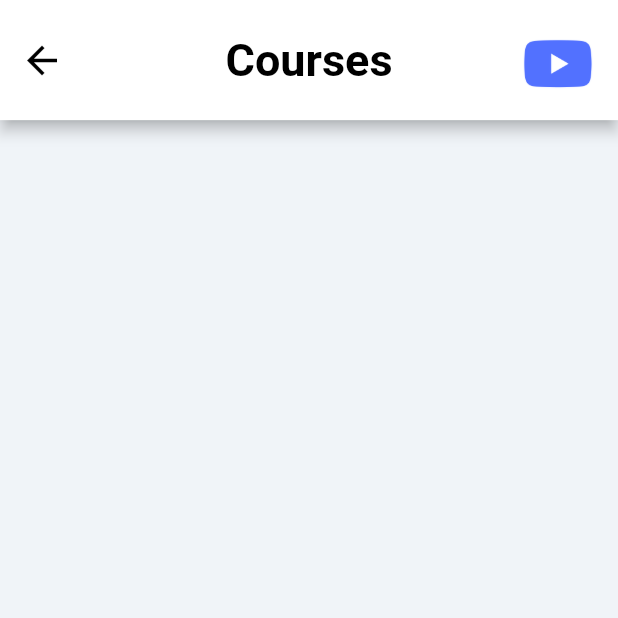
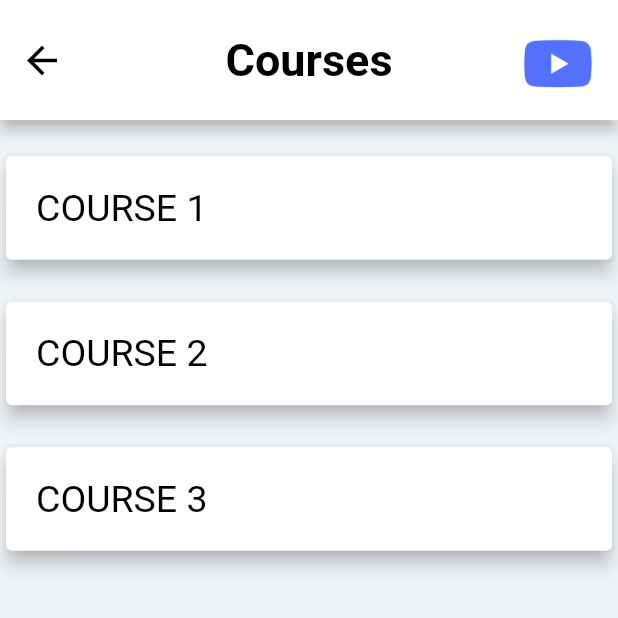
Before and after one commit to Soham-Chakraborty-8455/Edtech_App, a Flutter app: the coursePage screen opened directly, on a phone screen of 412 x 824 dp, the top half of it. Run offline on Flutter 3.47's test engine with Material 2 defaults, Android fonts, the phone set to English and light mode, and no system bars; our stand-ins replace cloud_firestore, firebase_auth, firebase_core, firebase_storage, flutter_heatmap_calendar, percent_indicator and 1 more; accounts and stored records are empty; network calls fail.

Commit message:
Added courses to backend and imported them in specific folders and added a videoplayer for playing those

```diff
--- a/lib/coursePage.dart
+++ b/lib/coursePage.dart
@@ -1,4 +1,7 @@
 import 'package:flutter/material.dart';
+import 'package:edtech_login_page/courses/course1.dart';
+import 'package:edtech_login_page/courses/course2.dart';
+import 'package:edtech_login_page/courses/course3.dart';
 
 class coursePage extends StatelessWidget {
   const coursePage({Key? key}) : super(key: key);
@@ -55,10 +58,98 @@ class CoursePage extends StatefulWidget {
 }
 
 class _CoursePageState extends State<CoursePage> {
+
   @override
   Widget build(BuildContext context) {
     return SingleChildScrollView(
-      child: Center(),
+      child: SingleChildScrollView(
+          child: Center(
+            child: Column(
+              crossAxisAlignment: CrossAxisAlignment.stretch,
+              children: <Widget>[
+                SizedBox(
+                  height: 20.00,
+                ),
+                Card(
+                  color: Colors.white,
+                  elevation: 5.00,
+                  child: Padding(
+                    padding: const EdgeInsets.all(20.0),
+                    child: GestureDetector(
+                      onTap: (){
+                        Navigator.of(context).push(
+                          MaterialPageRoute(
+                            builder: (context) => course1(),
+                          ),
+                        );
+                      },
+                      child: Text(
+                        'COURSE 1',
+                        style: TextStyle(
+                          color:Colors.black,
+                          fontSize: 25.00,
+                        ),
+                      ),
+                    ),
+                  ),
+                ),
+                SizedBox(
+                  height: 20.00,
+                ),
+                Card(
+                  color: Colors.white,
+                  elevation: 5.00,
+                  child: Padding(
+                    padding: const EdgeInsets.all(20.0),
+                    child: GestureDetector(
+                      onTap: (){
+                        Navigator.of(context).push(
+                          MaterialPageRoute(
+                            builder: (context) => course2(),
+                          ),
+                        );
+                      },
+                      child: Text(
+                        'COURSE 2',
+                        style: TextStyle(
+                          color:Colors.black,
+                          fontSize: 25.00,
+                        ),
+                      ),
+                    ),
+                  ),
+                ),
+                SizedBox(
+                  height: 20.00,
+                ),
+                Card(
+                  color: Colors.white,
+                  elevation: 5.00,
+                  child: Padding(
+                    padding: const EdgeInsets.all(20.0),
+                    child: GestureDetector(
+                      onTap: (){
+                        Navigator.of(context).push(
+                          MaterialPageRoute(
+                            builder: (context) => course3(),
+                          ),
+                        );
+                      },
+                      child: Text(
+                        'COURSE 3',
+                        style: TextStyle(
+                          color:Colors.black,
+                          fontSize: 25.00,
+                        ),
+                      ),
+                    ),
+                  ),
+                )
+              ],
+            ),
+
+          )
+      ),
     );
   }
 }
--- a/pubspec.yaml
+++ b/pubspec.yaml
@@ -40,6 +40,9 @@ dependencies:
   firebase_auth: ^3.9.0
   firebase_storage: ^10.3.8
   cloud_firestore: ^3.4.8
+  firebase_database: ^9.1.4
+  path_provider: ^2.0.11
+  video_player: ^2.4.7
 
 dev_dependencies:
   flutter_test:
```
Also changed, not shown: lib/courses/course1.dart (added, +111 -0 lines), lib/courses/course2.dart (added, +110 -0 lines), lib/courses/course3.dart (added, +110 -0 lines), lib/courses/videoplayerpage.dart (added, +104 -0 lines), lib/resources/firebase_api.dart (added, +36 -0 lines), lib/resources/firebase_file.dart (added, +13 -0 lines), pubspec.lock, 1 other file.
